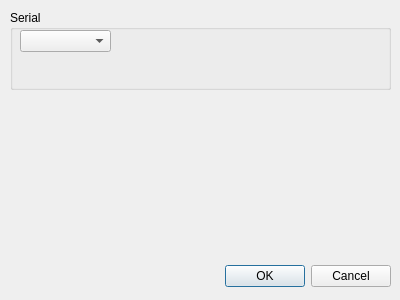
Qt form opendialog.ui (cdesjardins/ComBomb) before a commit.
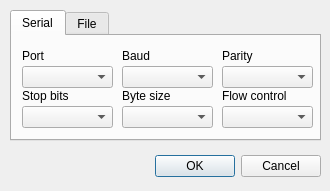
The same form after that commit. Icons and pictures are not drawn.

Diff of the .ui file:
```diff
--- a/opendialog.ui
+++ b/opendialog.ui
@@ -6,8 +6,8 @@
    <rect>
     <x>0</x>
     <y>0</y>
-    <width>400</width>
-    <height>300</height>
+    <width>330</width>
+    <height>191</height>
    </rect>
   </property>
   <property name="windowTitle">
@@ -16,9 +16,9 @@
   <widget class="QDialogButtonBox" name="_buttonBox">
    <property name="geometry">
     <rect>
-     <x>50</x>
-     <y>260</y>
-     <width>341</width>
+     <x>10</x>
+     <y>150</y>
+     <width>311</width>
      <height>32</height>
     </rect>
    </property>
@@ -29,27 +29,216 @@
     <set>QDialogButtonBox::Cancel|QDialogButtonBox::Ok</set>
    </property>
   </widget>
-  <widget class="QGroupBox" name="_groupBox">
+  <widget class="QTabWidget" name="tabWidget">
    <property name="geometry">
     <rect>
      <x>10</x>
      <y>10</y>
-     <width>381</width>
-     <height>80</height>
+     <width>311</width>
+     <height>131</height>
     </rect>
    </property>
-   <property name="title">
-    <string>Serial</string>
+   <property name="currentIndex">
+    <number>0</number>
    </property>
-   <widget class="QComboBox" name="_comPortComboBox">
-    <property name="geometry">
-     <rect>
-      <x>10</x>
-      <y>20</y>
-      <width>91</width>
-      <height>22</height>
-     </rect>
-    </property>
+   <widget class="QWidget" name="Serial">
+    <attribute name="title">
+     <string>Serial</string>
+    </attribute>
+    <widget class="QLabel" name="label_3">
+     <property name="geometry">
+      <rect>
+       <x>210</x>
+       <y>10</y>
+       <width>46</width>
+       <height>20</height>
+      </rect>
+     </property>
+     <property name="text">
+      <string>Parity</string>
+     </property>
+    </widget>
+    <widget class="QComboBox" name="_comPortComboBox">
+     <property name="geometry">
+      <rect>
+       <x>10</x>
+       <y>30</y>
+       <width>91</width>
+       <height>22</height>
+      </rect>
+     </property>
+    </widget>
+    <widget class="QComboBox" name="_baudRateComboBox">
+     <property name="geometry">
+      <rect>
+       <x>110</x>
+       <y>30</y>
+       <width>91</width>
+       <height>22</height>
+      </rect>
+     </property>
+     <property name="currentText">
+      <string/>
+     </property>
+    </widget>
+    <widget class="QLabel" name="label_2">
+     <property name="geometry">
+      <rect>
+       <x>110</x>
+       <y>10</y>
+       <width>46</width>
+       <height>20</height>
+      </rect>
+     </property>
+     <property name="text">
+      <string>Baud</string>
+     </property>
+    </widget>
+    <widget class="QComboBox" name="_flowControlComboBox">
+     <property name="geometry">
+      <rect>
+       <x>210</x>
+       <y>70</y>
+       <width>91</width>
+       <height>22</height>
+      </rect>
+     </property>
+     <property name="currentText">
+      <string/>
+     </property>
+    </widget>
+    <widget class="QLabel" name="label_4">
+     <property name="geometry">
+      <rect>
+       <x>10</x>
+       <y>50</y>
+       <width>46</width>
+       <height>20</height>
+      </rect>
+     </property>
+     <property name="text">
+      <string>Stop bits</string>
+     </property>
+    </widget>
+    <widget class="QComboBox" name="_byteSizeComboBox">
+     <property name="geometry">
+      <rect>
+       <x>110</x>
+       <y>70</y>
+       <width>91</width>
+       <height>22</height>
+      </rect>
+     </property>
+     <property name="currentText">
+      <string/>
+     </property>
+    </widget>
+    <widget class="QLabel" name="label">
+     <property name="geometry">
+      <rect>
+       <x>10</x>
+       <y>10</y>
+       <width>46</width>
+       <height>20</height>
+      </rect>
+     </property>
+     <property name="text">
+      <string>Port</string>
+     </property>
+    </widget>
+    <widget class="QComboBox" name="_stopBitsComboBox">
+     <property name="geometry">
+      <rect>
+       <x>10</x>
+       <y>70</y>
+       <width>91</width>
+       <height>22</height>
+      </rect>
+     </property>
+     <property name="currentText">
+      <string/>
+     </property>
+    </widget>
+    <widget class="QLabel" name="label_5">
+     <property name="geometry">
+      <rect>
+       <x>110</x>
+       <y>50</y>
+       <width>51</width>
+       <height>20</height>
+      </rect>
+     </property>
+     <property name="text">
+      <string>Byte size</string>
+     </property>
+    </widget>
+    <widget class="QComboBox" name="_parityComboBox">
+     <property name="geometry">
+      <rect>
+       <x>210</x>
+       <y>30</y>
+       <width>91</width>
+       <height>22</height>
+      </rect>
+     </property>
+     <property name="currentText">
+      <string/>
+     </property>
+    </widget>
+    <widget class="QLabel" name="label_6">
+     <property name="geometry">
+      <rect>
+       <x>210</x>
+       <y>50</y>
+       <width>81</width>
+       <height>20</height>
+      </rect>
+     </property>
+     <property name="text">
+      <string>Flow control</string>
+     </property>
+    </widget>
+   </widget>
+   <widget class="QWidget" name="File">
+    <attribute name="title">
+     <string>File</string>
+    </attribute>
+    <widget class="QLineEdit" name="_fileNameTextBox">
+     <property name="geometry">
+      <rect>
+       <x>10</x>
+       <y>30</y>
+       <width>281</width>
+       <height>20</height>
+      </rect>
+     </property>
+    </widget>
+    <widget class="QLabel" name="label_7">
+     <property name="geometry">
+      <rect>
+       <x>10</x>
+       <y>10</y>
+       <width>46</width>
+       <height>20</height>
+      </rect>
+     </property>
+     <property name="text">
+      <string>Filename</string>
+     </property>
+    </widget>
+    <widget class="QPushButton" name="_browseButton">
+     <property name="geometry">
+      <rect>
+       <x>220</x>
+       <y>70</y>
+       <width>75</width>
+       <height>23</height>
+      </rect>
+     </property>
+     <property name="text">
+      <string>Browse</string>
+     </property>
+    </widget>
    </widget>
   </widget>
  </widget>
```
Left out of the diff: 10 changed lines with no effect on the pictures.
